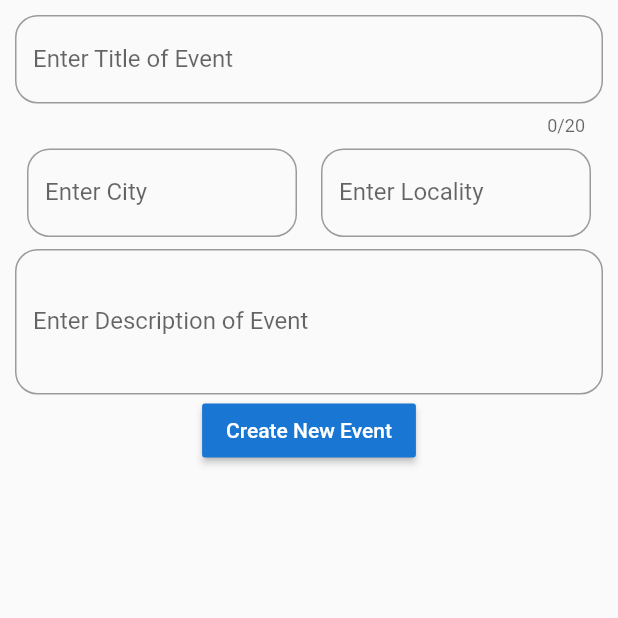
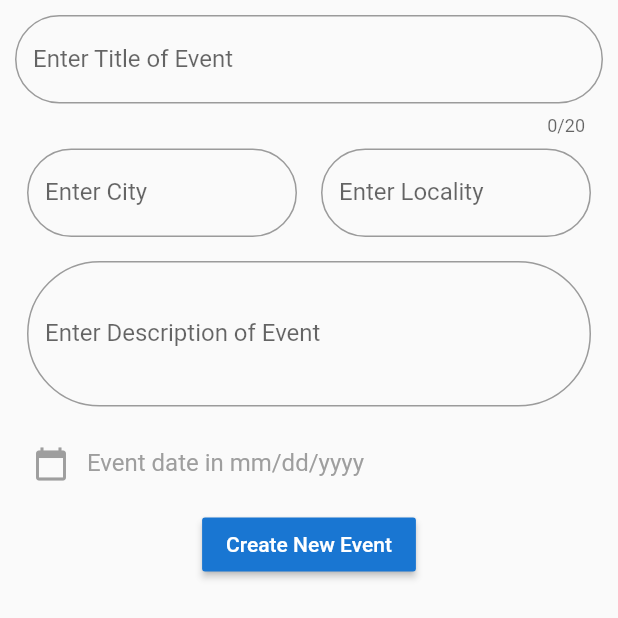
Before and after one commit to pranavi79/grow-together-app, a Flutter app: the NewEventPost widget shown alone on an empty page, opened directly, on a phone screen of 412 x 824 dp. Shown: the top 618 px of the screen. Run offline on Flutter 3.47's test engine with Material 2 defaults, Android fonts, the phone set to English and light mode, and no system bars; Roboto replaces fonts that are missing (OpenSans).

Commit message:
minor changes

```diff
--- a/grow-together-app/GrowTogether_FlutterApp/lib/NewPost.dart
+++ b/grow-together-app/GrowTogether_FlutterApp/lib/NewPost.dart
@@ -1,4 +1,8 @@
 import 'package:flutter/material.dart';
+import 'package:flutter/services.dart';
+
+import 'Dashboard.dart';
+import 'LogIn.dart';
 
 class Posting extends StatelessWidget {
   @override
@@ -7,6 +11,7 @@ class Posting extends StatelessWidget {
       title: 'Grow Together',
       debugShowCheckedModeBanner: false,
       home: Scaffold(
+        backgroundColor: Colors.blue[200],
         appBar: AppBar(
           title: Text(
             "Create a New Event",
@@ -20,21 +25,30 @@ class Posting extends StatelessWidget {
                   child: Text('Dashboard'),
                   value: 3,
                 ),
-                PopupMenuItem(
-                  child: Text("My Profile"),
-                  value: 1,
-                ),
+                // PopupMenuItem(
+                //   child: Text("My Profile"),
+                //   value: 1,
+                // ),
                 PopupMenuItem(
                   value: 2,
                   child: Text("Logout"),
                 ),
               ],
               onSelected: (value) {
-                if (value == 1) {
-                  //add links to my profile
-                } else if (value == 3) {
-                  //add links to dasboard
+                // if (value == 1) {
+                //   //add links to my profile
+                // } else if (value == 3) {
+                if (value == 3) {
+                  Navigator.push(
+                      context,
+                      new MaterialPageRoute(
+                          builder: (BuildContext context) =>
+                              new AppTabBar())); //add links to dasboard
                 } else {
+                  Navigator.push(
+                      context,
+                      new MaterialPageRoute(
+                          builder: (BuildContext context) => new LogIn()));
                   //add link to logout
                 }
               },
@@ -47,6 +61,23 @@ class Posting extends StatelessWidget {
   }
 }
 
+final kBoxDecorationStyle = BoxDecoration(
+  //color: Colors.white,
+  borderRadius: BorderRadius.circular(200.0),
+  // boxShadow: [
+  //   BoxShadow(
+  //     color: Colors.black12,
+  //     blurRadius: 6.0,
+  //     offset: Offset(0, 2),
+  //   ),
+  // ],
+);
+
+final kHintTextStyle = TextStyle(
+  color: Colors.grey,
+  fontFamily: 'OpenSans',
+);
+
 class NewEventPost extends StatefulWidget {
   @override
   State<StatefulWidget> createState() => new EventPostState();
@@ -58,6 +89,9 @@ class EventPostState extends State<NewEventPost> {
   String descriptionOfPost = '';
   String city = '';
   String locality = '';
+  String birthDateInString;
+  var birthDate;
+  bool isDateSelected;
 
   @override
   Widget build(BuildContext context) {
@@ -72,10 +106,11 @@ class EventPostState extends State<NewEventPost> {
                 children: <Widget>[
                   TextFormField(
                     decoration: InputDecoration(
+                        fillColor: Colors.white,
                         labelText: 'Enter Title of Event',
                         hintText: 'Title',
                         border: OutlineInputBorder(
-                            borderRadius: BorderRadius.circular(15.0),
+                            borderRadius: BorderRadius.circular(200.0),
                             borderSide: BorderSide())),
                     maxLength: 20,
                     onSaved: (newValue) {
@@ -102,7 +137,7 @@ class EventPostState extends State<NewEventPost> {
                                 labelText: 'Enter City',
                                 hintText: 'City',
                                 border: OutlineInputBorder(
-                                    borderRadius: BorderRadius.circular(15.0),
+                                    borderRadius: BorderRadius.circular(200.0),
                                     borderSide: BorderSide())),
                             onSaved: (newValue) {
                               setState(() {
@@ -127,7 +162,7 @@ class EventPostState extends State<NewEventPost> {
                                 labelText: 'Enter Locality',
                                 hintText: 'Locality',
                                 border: OutlineInputBorder(
-                                    borderRadius: BorderRadius.circular(15.0),
+                                    borderRadius: BorderRadius.circular(200.0),
                                     borderSide: BorderSide())),
                             onSaved: (newValue) {
                               setState(() {
@@ -145,14 +180,17 @@ class EventPostState extends State<NewEventPost> {
                       )
                     ],
                   ),
-                  TextFormField(
+                  Padding(
+                    padding: const EdgeInsets.all(8.0),
+                    child: TextFormField(
                       minLines: 3,
                       maxLines: null,
                       decoration: InputDecoration(
+                          fillColor: Colors.white,
                           labelText: 'Enter Description of Event',
                           hintText: 'Description',
                           border: OutlineInputBorder(
-                            borderRadius: BorderRadius.circular(15.0),
+                              borderRadius: BorderRadius.circular(200.0),
                               borderSide: BorderSide())),
                       keyboardType: TextInputType.multiline,
                       onSaved: (newValue) {
@@ -166,6 +204,50 @@ class EventPostState extends State<NewEventPost> {
                         }
                         return null;
                       },
+                    ),
+                  ),
+                  // SizedBox(height: 10.0),
+                  Container(
+                    alignment: Alignment.centerLeft,
+                    decoration: kBoxDecorationStyle,
+                    height: 60.0,
+                    child: TextField(
+                      style: TextStyle(
+                        color: Colors.black,
+                        fontFamily: 'OpenSans',
+                      ),
+                      decoration: InputDecoration(
+                        border: InputBorder.none,
+                        contentPadding: EdgeInsets.all(14.0),
+                        prefixIcon: IconButton(
+                            icon: Icon(
+                              Icons.calendar_today,
+                              color: Colors.grey,
+                            ),
+                            onPressed: () async {
+                              final datePick = await showDatePicker(
+                                  context: context,
+                                  initialDate: new DateTime.now(),
+                                  firstDate: new DateTime(1900),
+                                  lastDate: new DateTime(2100));
+                              if (datePick != null && datePick != birthDate) {
+                                setState(() {
+                                  birthDate = datePick;
+                                  isDateSelected = true;
+
+                                  // put it here
+                                  return birthDateInString =
+                                      "${birthDate.month}/${birthDate.day}/${birthDate.year}"; // 08/14/2019
+                                });
+                              }
+                            }),
+                        hintText: 'Event date in mm/dd/yyyy',
+                        hintStyle: kHintTextStyle,
+                      ),
+                      controller: TextEditingController(
+                        text: birthDateInString,
+                      ),
+                    ),
                   ),
                   new RaisedButton(
                       color: Colors.blue[700],
--- a/grow-together-app/GrowTogether_FlutterApp/lib/SignUp.dart
+++ b/grow-together-app/GrowTogether_FlutterApp/lib/SignUp.dart
@@ -20,6 +20,7 @@ String birthDateInString;
 var birthDate;
 bool isDateSelected;
 var _on = true;
+
 final kHintTextStyle = TextStyle(
   color: Colors.grey,
   fontFamily: 'OpenSans',
```
Also changed, not shown: grow-together-app/GrowTogether_FlutterApp/lib/Dashboard.dart (+4 -4 lines), grow-together-app/GrowTogether_FlutterApp/pubspec.lock. Lines whose indentation alone changed are shown as unchanged.
